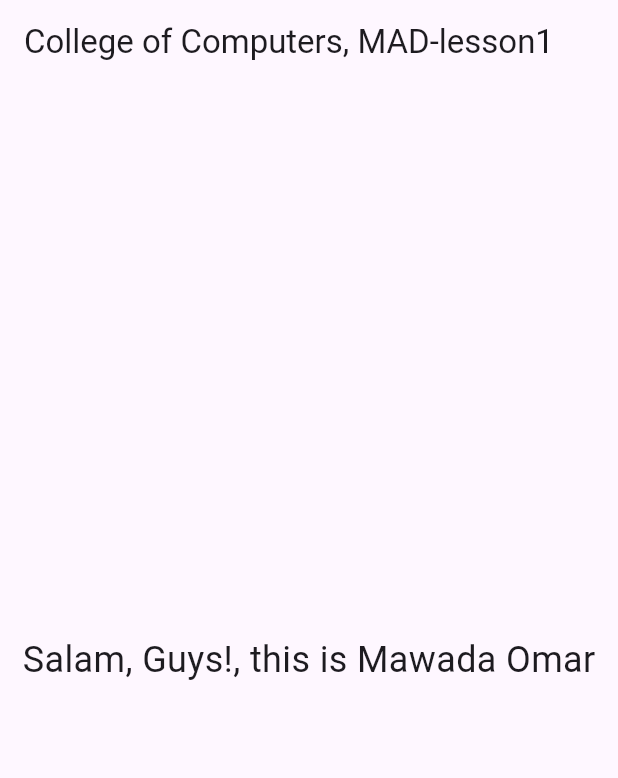
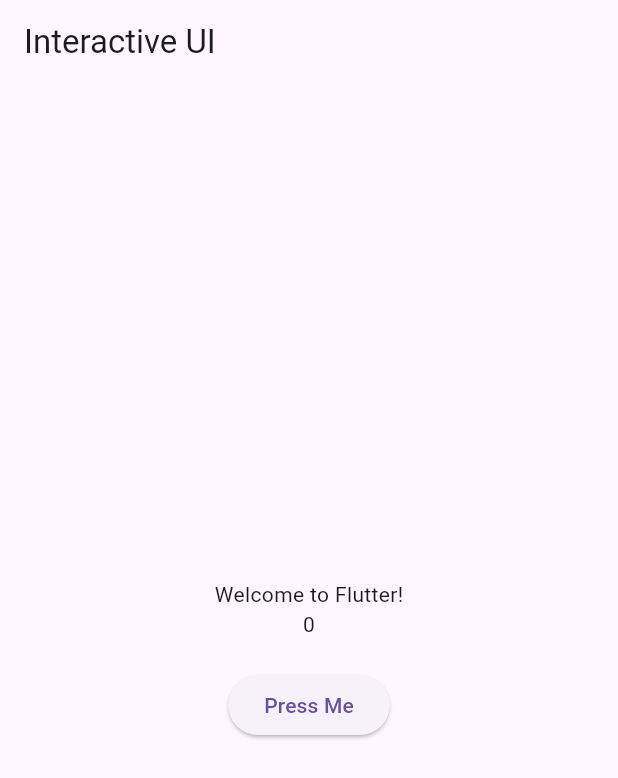
Before and after one commit to alhijrymawada-create/wajebat_app, a Flutter app: the screen it shows after launch, on a phone screen of 412 x 824 dp. Shown: the top 778 px of the screen. Run offline on Flutter 3.47's test engine with Material 3 defaults, Android fonts, the phone set to English and light mode, and no system bars.

Commit message:
added new code in main.dart

```diff
--- a/lib/main.dart
+++ b/lib/main.dart
@@ -1,44 +1,45 @@
 import 'package:flutter/material.dart';
 
 void main() {
-  runApp(const MyApp());
+  runApp(MyInteractiveApp());
 }
 
-class MyApp extends StatelessWidget {
-  const MyApp({super.key});
+class MyInteractiveApp extends StatefulWidget {
+  @override
+  _MyInteractiveAppState createState() => _MyInteractiveAppState();
+}
+
+class _MyInteractiveAppState extends State<MyInteractiveApp> {
+  String message = 'Welcome to Flutter!';
+  int counter = 0;
+
+  void updateMessage() {
+    setState(() {
+      message = 'Button Pressed!';
+      counter++;
+    });
+  }
 
   @override
   Widget build(BuildContext context) {
     return MaterialApp(
-      title: 'lesson 01',
-      theme: ThemeData(
-        primarySwatch: Colors.blue,
-      ),
-      home: const MyHomePage(title: 'College of Computers, MAD-lesson1'),
-    );
-  }
-}
-
-class MyHomePage extends StatelessWidget {
-  const MyHomePage({super.key, required this.title});
-
-  final String title;
-
-  @override
-  Widget build(BuildContext context) {
-    return Scaffold(
+      home: Scaffold(
         appBar: AppBar(
-        title: Text(title),
+          title: Text('Interactive UI'),
         ),
         body: Center(
           child: Column(
             mainAxisAlignment: MainAxisAlignment.center,
-          children: <Widget>[
-            const Text(
-              'Salam, Guys!, this is Mawada Omar',
-              style: TextStyle(fontSize: 24),
+            children: [
+              Text(message),
+              Text("$counter"),
+              SizedBox(height: 20),
+              ElevatedButton(
+                onPressed: updateMessage,
+                child: Text('Press Me'),
               ),
             ],
+          ),
         ),
       ),
     );
```
Lines whose indentation alone changed are shown as unchanged.
